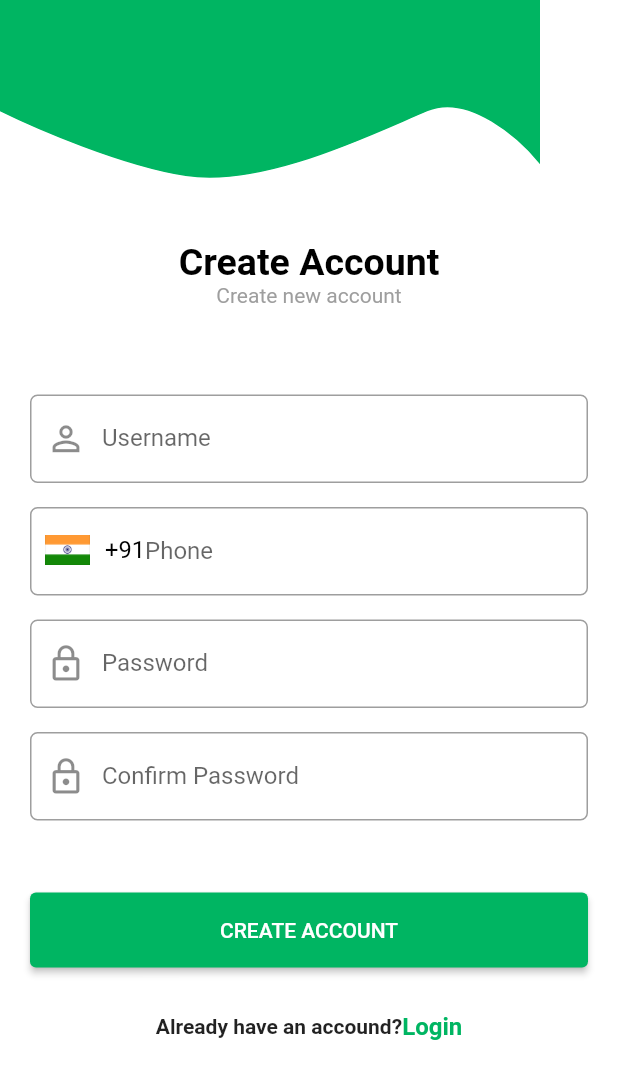
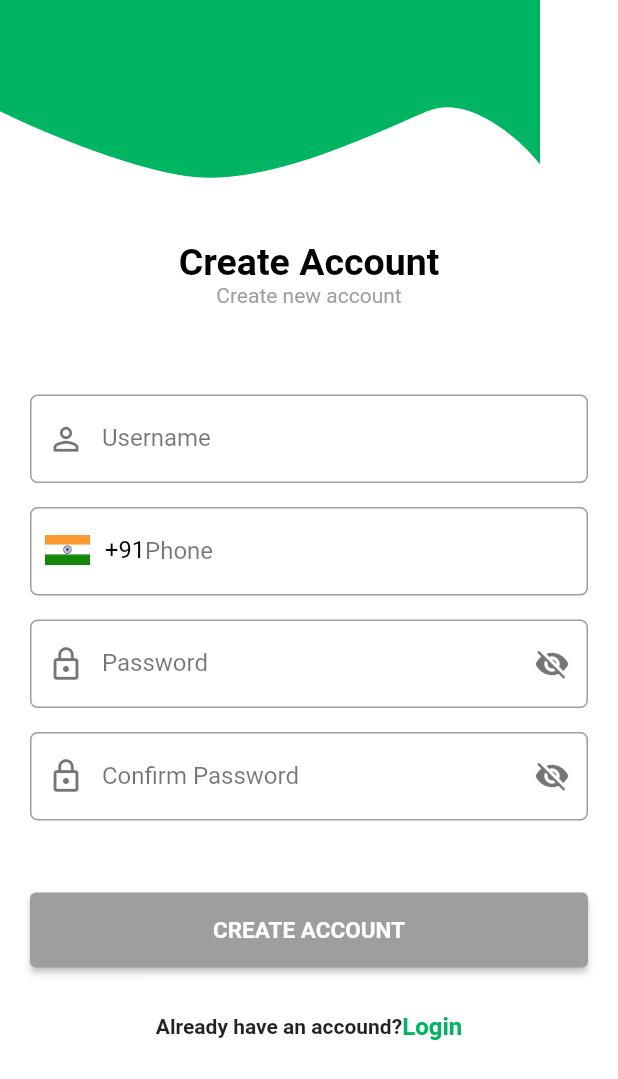
Before and after one commit to Siddique-Kp/Sportner_turf_booking, a Flutter app: the screen it shows after launch, on a phone screen of 412 x 824 dp. Shown: the top 1079 px of the screen. Run offline on Flutter 3.47's test engine with Material 2 defaults, Android fonts, the phone set to English and light mode, and no system bars; our stand-ins replace animated_splash_screen, flutter_svg.

Commit message:
password visibility success

```diff
--- a/lib/components/text_form_field.dart
+++ b/lib/components/text_form_field.dart
@@ -1,5 +1,9 @@
 import 'package:flutter/material.dart';
+import 'package:provider/provider.dart';
+import 'package:sporter_turf_booking/consts/global_colors.dart';
+import 'package:sporter_turf_booking/consts/global_values.dart';
 import 'package:sporter_turf_booking/consts/textstyles.dart';
+import 'package:sporter_turf_booking/view_model/sign_up_view_model.dart';
 
 TextEditingController _passController = TextEditingController();
 TextEditingController get passController => _passController;
@@ -28,10 +32,19 @@ class TextFormWidget extends StatelessWidget {
 
   @override
   Widget build(BuildContext context) {
+    final isShowPassword = context.watch<SignUpViewModel>().isShowPassword;
+    final isShowConfPassword =
+        context.watch<SignUpViewModel>().isShowConfPassword;
     return Padding(
       padding: const EdgeInsets.symmetric(vertical: 8),
       child: TextFormField(
+        minLines: 1,
         controller: controller,
+        obscureText: isPassword
+            ? isShowPassword
+            : isConfPass
+                ? isShowConfPassword
+                : false,
         keyboardType: keyType,
         validator: (value) {
           if (isUser) {
@@ -40,6 +53,7 @@ class TextFormWidget extends StatelessWidget {
             }
           }
           if (isPhone) {
+            // FilteringTextInputFormatter.allow(RegExp(r'[0-9]'));
             if (value == null || value.isEmpty) {
               return "Mobile number is required";
             } else if (value.length != 10) {
@@ -77,14 +91,18 @@ class TextFormWidget extends StatelessWidget {
           return null;
         },
         decoration: InputDecoration(
+          focusedBorder: OutlineInputBorder(
+            borderSide: const BorderSide(color: Colors.green),
+            borderRadius: BorderRadius.circular(5.0),
+          ),
 
           // filled: true,
           // fillColor: Colors.grey[100],
 
-            border:OutlineInputBorder(
-
+          border: OutlineInputBorder(
             borderRadius: BorderRadius.circular(5),
           ),
+          prefixIconColor: klightBlackColor,
           prefixIcon: isPhone
               ? Padding(
                   padding: const EdgeInsets.only(bottom: 2.3),
@@ -97,8 +115,32 @@ class TextFormWidget extends StatelessWidget {
                     ],
                   ),
                 )
-                : Icon(textFieldIcon,size: 27,),
-            labelText: labelText),
+              : Icon(textFieldIcon, size: 25),
+          suffixIconColor: klightBlackColor,
+          suffixIcon: isPassword
+              ? IconButton(
+                  onPressed: () {
+                    context.read<SignUpViewModel>().showUnshowPassword();
+                  },
+                  icon: isShowPassword
+                      ? const Icon(Icons.visibility_off)
+                      : const Icon(Icons.visibility),
+                )
+              : isConfPass
+                  ? IconButton(
+                      onPressed: () {
+                        context
+                            .read<SignUpViewModel>()
+                            .showUnshowConfPassword();
+                      },
+                      icon: isShowConfPassword
+                          ? const Icon(Icons.visibility_off)
+                          : const Icon(Icons.visibility),
+                    )
+                  : kHeight10,
+          labelText: labelText,
+          labelStyle: TextStyle(color: klightBlackColor),
+        ),
       ),
     );
   }
--- a/lib/consts/global_colors.dart
+++ b/lib/consts/global_colors.dart
@@ -3,8 +3,9 @@ import 'package:flutter/material.dart';
 // colors
 
 const scaffoldColor = Colors.white;
-const buttonColor = Color.fromARGB(255, 0, 181, 98);
+const kButtonColor = Color.fromARGB(255, 0, 181, 98);
 Color appMainGreenColor = const Color.fromARGB(255, 0, 181, 98);
 Color kWhiteColor = Colors.white;
 Color kBlackColor = Colors.black;
+Color klightBlackColor = Colors.black54;
 Color kGreyColor = Colors.grey;
--- a/lib/main.dart
+++ b/lib/main.dart
@@ -1,8 +1,10 @@
 import 'package:flutter/material.dart';
+import 'package:provider/provider.dart';
 import 'package:sporter_turf_booking/consts/global_colors.dart';
 import 'package:sporter_turf_booking/view/login_view.dart';
 import 'package:sporter_turf_booking/view/sign_up_view.dart';
 import 'package:sporter_turf_booking/view/splash_screen_view.dart';
+import 'package:sporter_turf_booking/view_model/sign_up_view_model.dart';
 
 void main() {
   runApp(const MyApp());
@@ -13,15 +15,22 @@ class MyApp extends StatelessWidget {
 
   @override
   Widget build(BuildContext context) {
-    return MaterialApp(
+    return MultiProvider(
+      providers: [
+        ChangeNotifierProvider(
+          create: (context) => SignUpViewModel(),
+        )
+      ],
+      child: MaterialApp(
         title: 'sportner turf booking app',
         debugShowCheckedModeBanner: false,
         theme: ThemeData(
             scaffoldBackgroundColor: scaffoldColor,
             primaryColor: appMainGreenColor,
-        elevatedButtonTheme: ElevatedButtonThemeData(
-          style: ButtonStyle(backgroundColor: MaterialStatePropertyAll(buttonColor))
-        ),
+            elevatedButtonTheme: const ElevatedButtonThemeData(
+                style: ButtonStyle(
+              backgroundColor: MaterialStatePropertyAll(kButtonColor),
+            )),
             brightness: Brightness.light,
             appBarTheme: const AppBarTheme(
                 titleTextStyle: TextStyle(
@@ -29,16 +38,14 @@ class MyApp extends StatelessWidget {
                   fontSize: 22,
                   fontWeight: FontWeight.bold,
                 ),
-            elevation: 0
-        )
-
-      ),
+                elevation: 0)),
         routes: {
-        "/splashScreen" :(context) => const SplashScreen(),
-        "/userSignUp" :(context) =>  UserSignUpScreen(),
-        "/userLogin" :(context) => const UserLoginScreen()
+          "/splashScreen": (context) => const SplashScreen(),
+          "/userSignUp": (context) => UserSignUpScreen(),
+          "/userLogin": (context) => const UserLoginScreen()
         },
         initialRoute: "/splashScreen",
+      ),
     );
   }
 }
--- a/lib/view/login_view.dart
+++ b/lib/view/login_view.dart
@@ -5,6 +5,8 @@ class UserLoginScreen extends StatelessWidget {
 
   @override
   Widget build(BuildContext context) {
-    return Container();
+    return Scaffold(
+      body: Text("login"),
+    );
   }
 }
--- a/lib/view/sign_up_view.dart
+++ b/lib/view/sign_up_view.dart
@@ -2,17 +2,30 @@ import 'package:flutter/material.dart';
 import 'package:flutter_svg/flutter_svg.dart';
 import 'package:sporter_turf_booking/consts/global_colors.dart';
 import 'package:sporter_turf_booking/consts/global_values.dart';
-import 'package:sporter_turf_booking/consts/registration_text.dart';
 import 'package:sporter_turf_booking/consts/textstyles.dart';
-
 import '../components/text_form_field.dart';
 
-class UserSignUpScreen extends StatelessWidget {
-  UserSignUpScreen({super.key});
+class UserSignUpScreen extends StatefulWidget {
+  const UserSignUpScreen({super.key});
+
+  @override
+  State<UserSignUpScreen> createState() => _UserSignUpScreenState();
+}
+
+class _UserSignUpScreenState extends State<UserSignUpScreen> {
   final _formKey = GlobalKey<FormState>();
   final TextEditingController userNameController = TextEditingController();
   final TextEditingController phoneController = TextEditingController();
   final TextEditingController confirfPassController = TextEditingController();
+
+  @override
+  void dispose() {
+    userNameController.dispose();
+    phoneController.dispose();
+    passController.dispose();
+    confirfPassController.dispose();
+    super.dispose();
+  }
 
   @override
   Widget build(BuildContext context) {
@@ -20,7 +33,15 @@ class UserSignUpScreen extends StatelessWidget {
       body: Stack(
         children: [
           SvgPicture.asset("assets/login_top.svg"),
-          Center(
+          GestureDetector(
+            onTap: () {
+              FocusScopeNode currentFocus = FocusScope.of(context);
+
+              if (!currentFocus.hasPrimaryFocus) {
+                currentFocus.unfocus();
+              }
+            },
+            child: Center(
               child: Padding(
                 padding: const EdgeInsets.all(20),
                 child: Form(
@@ -29,15 +50,11 @@ class UserSignUpScreen extends StatelessWidget {
                     physics: const NeverScrollableScrollPhysics(),
                     child: Column(
                       mainAxisAlignment: MainAxisAlignment.center,
-                    // crossAxisAlignment: CrossAxisAlignment.center,
                       children: [
                         kHeight30,
-                      Text("Create Account",
-                          // textAlign: TextAlign.center,
-                          style: loginHeadingStyle),
+                        Text("Create Account", style: loginHeadingStyle),
                         Text(
                           "Create new account",
-                        // textAlign: TextAlign.center,
                           style: TextStyle(
                             color: kGreyColor,
                           ),
@@ -55,7 +72,7 @@ class UserSignUpScreen extends StatelessWidget {
                           controller: phoneController,
                           labelText: 'Phone',
                           textFieldIcon: Icons.phone_android_outlined,
-                        keyType: TextInputType.text,
+                          keyType: TextInputType.number,
                         ),
                         TextFormWidget(
                           isPassword: true,
@@ -73,7 +90,15 @@ class UserSignUpScreen extends StatelessWidget {
                         ),
                         kHeight40,
                         ElevatedButton(
+                          style: ElevatedButton.styleFrom(
+                              backgroundColor: Colors.grey.shade500),
                           onPressed: () {
+                            if (userNameController.text.isEmpty ||
+                                phoneController.text.isEmpty ||
+                                passController.text.isEmpty ||
+                                confirfPassController.text.isEmpty) {
+                              return;
+                            }
                             if (_formKey.currentState!.validate()) {
                               print("hiiiiiiiiiiii");
                             }
@@ -86,6 +111,8 @@ class UserSignUpScreen extends StatelessWidget {
                                 "CREATE ACCOUNT",
                                 style: TextStyle(
                                   color: Colors.white,
+                                  fontWeight: FontWeight.bold,
+                                  fontSize: 15,
                                 ),
                               ),
                             ),
@@ -94,20 +121,26 @@ class UserSignUpScreen extends StatelessWidget {
                         kHeight30,
                         Row(
                           mainAxisAlignment: MainAxisAlignment.center,
-                        children: const [
-                          Text(
+                          children: [
+                            const Text(
                               "Already have an accound?",
                               style: TextStyle(
                                 fontSize: 14,
                                 fontWeight: FontWeight.w600,
                               ),
                             ),
-                          Text(
+                            GestureDetector(
+                              onTap: () {
+                                // Navigator.pushReplacementNamed(
+                                //     context, "/userLogin");
+                              },
+                              child: const Text(
                                 "Login",
                                 style: TextStyle(
                                   fontSize: 16,
                                   fontWeight: FontWeight.bold,
-                              color: buttonColor,
+                                  color: kButtonColor,
+                                ),
                               ),
                             )
                           ],
@@ -118,6 +151,7 @@ class UserSignUpScreen extends StatelessWidget {
                 ),
               ),
             ),
+          ),
         ],
       ),
     );
--- /dev/null
+++ b/lib/view_model/sign_up_view_model.dart
@@ -0,0 +1,38 @@
+import 'package:flutter/material.dart';
+import 'package:sporter_turf_booking/consts/global_colors.dart';
+
+class SignUpViewModel with ChangeNotifier {
+  bool _isShowPassword = true;
+  bool _isShowConfPassword = true;
+  final TextEditingController userNameController = TextEditingController();
+  final TextEditingController phoneController = TextEditingController();
+  final TextEditingController passController = TextEditingController();
+  final TextEditingController confirfPassController = TextEditingController();
+  Color _elevatedButtonColor = kButtonColor;
+  bool get isShowPassword => _isShowPassword;
+  bool get isShowConfPassword => _isShowConfPassword;
+  Color get elevatedButtonColor => _elevatedButtonColor;
+
+  showUnshowPassword() {
+    _isShowPassword = !_isShowPassword;
+    notifyListeners();
+  }
+
+  showUnshowConfPassword() {
+    _isShowConfPassword = !_isShowConfPassword;
+    notifyListeners();
+  }
+
+  checkTextFieldisEmpty() {
+    if (userNameController.text.isEmpty ||
+        phoneController.text.isEmpty ||
+        passController.text.isEmpty ||
+        confirfPassController.text.isEmpty) {
+      _elevatedButtonColor = Colors.grey;
+      notifyListeners();
+    } else {
+      _elevatedButtonColor = _elevatedButtonColor;
+      notifyListeners();
+    }
+  }
+}
```
Lines whose indentation alone changed are shown as unchanged.
